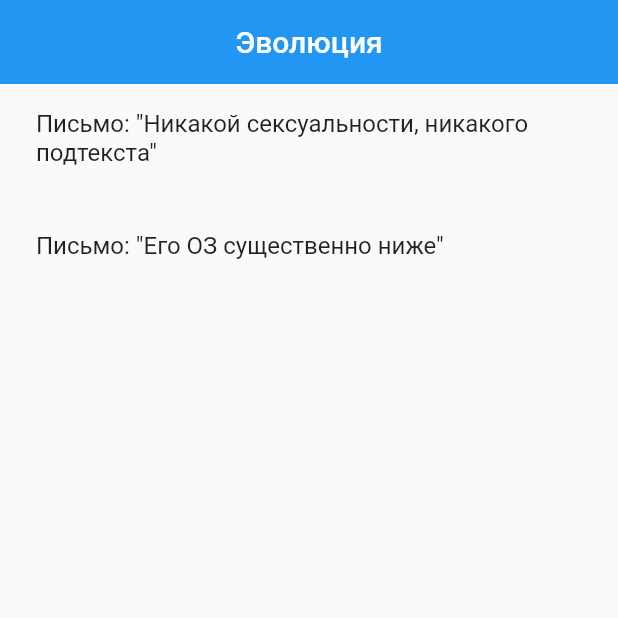
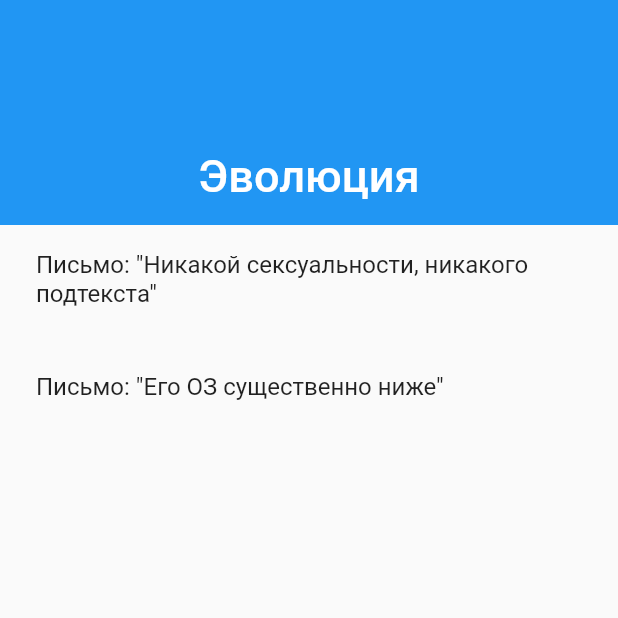
Before and after one commit to ivribalko/exolutio, a Flutter app: the screen it shows after launch, on a phone screen of 412 x 824 dp, the top half of it. Run offline on Flutter 3.47's test engine with Material 2 defaults, Android fonts, the phone set to English and light mode, and no system bars; our stand-ins replace wakelock.

```diff
--- /dev/null
+++ b/lib/ui/common.dart
@@ -0,0 +1 @@
+const double AppBarHeight = 150;
--- a/lib/ui/evotexto.dart
+++ b/lib/ui/evotexto.dart
@@ -1,8 +1,8 @@
 import 'package:evotexto/src/model.dart';
 import 'package:flutter/material.dart';
 
-import 'article/screen.dart';
 import 'home/screen.dart';
+import 'read/screen.dart';
 
 class Evotexto extends StatelessWidget {
   const Evotexto(this.model, this.data);
--- a/lib/ui/home/screen.dart
+++ b/lib/ui/home/screen.dart
@@ -1,5 +1,7 @@
 import 'package:evotexto/src/model.dart';
 import 'package:flutter/material.dart';
+
+import '../common.dart';
 
 class HomeScreen extends StatelessWidget {
   HomeScreen(this.data);
@@ -12,8 +14,13 @@ class HomeScreen extends StatelessWidget {
       body: CustomScrollView(
         slivers: [
           SliverAppBar(
-            title: Text('Эволюция'),
+            expandedHeight: AppBarHeight,
+            flexibleSpace: FlexibleSpaceBar(
+              title: Text('Эволюция'),
+              centerTitle: true,
+            ),
             centerTitle: true,
+            floating: true,
           ),
           SliverList(
             delegate: SliverChildListDelegate(data
```
Also changed, not shown: lib/ui/read/screen.dart (renamed from lib/ui/article/screen.dart, +6 -1 lines).
